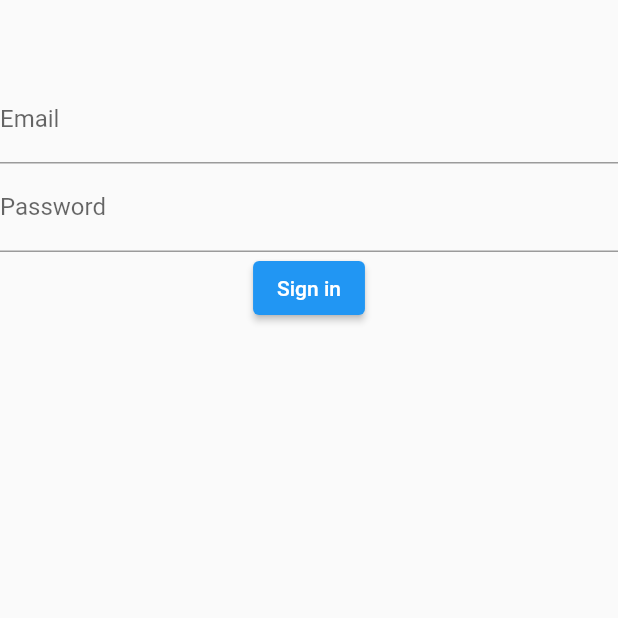
After one commit to BikeKollectiveCCL/BikeKollectiveCCL, a Flutter app: the SignInPage screen opened by its route, after a tap on "Sign in", on a phone screen of 412 x 824 dp, the top half of it. The commit adds this screen. Run offline on Flutter 3.47's test engine with Material 2 defaults, Android fonts, the phone set to English and light mode, and no system bars; our stand-ins replace cloud_firestore, firebase_auth, firebase_core, google_maps_flutter, location; accounts and stored records are empty; network calls fail.

Commit message:
sign in/out functionality working

```diff
--- /dev/null
+++ b/lib/screens/sign_in_page.dart
@@ -0,0 +1,36 @@
+import 'package:bikekollective/services/authentication_service.dart';
+import 'package:flutter/material.dart';
+import 'package:provider/provider.dart';
+
+class SignInPage extends StatelessWidget {
+  static const routeName = 'signInPage';
+  final TextEditingController emailController = TextEditingController();
+  final TextEditingController passwordController = TextEditingController();
+
+  @override
+  Widget build(BuildContext context) {
+    return Scaffold(
+        body: Column(
+      children: [
+        SizedBox(
+          height: 50,
+        ),
+        TextField(
+          controller: emailController,
+          decoration: InputDecoration(labelText: "Email"),
+        ),
+        TextField(
+          controller: passwordController,
+          decoration: InputDecoration(labelText: "Password"),
+        ),
+        ElevatedButton(
+            onPressed: () {
+              context.read<AuthenticationService>().signIn(
+                  email: emailController.text.trim(),
+                  password: passwordController.text.trim());
+            },
+            child: Text("Sign in"))
+      ],
+    ));
+  }
+}
--- /dev/null
+++ b/lib/services/authentication_service.dart
@@ -0,0 +1,33 @@
+import 'package:firebase_auth/firebase_auth.dart';
+
+class AuthenticationService {
+  final FirebaseAuth _firebaseAuth;
+
+  AuthenticationService(this._firebaseAuth);
+
+  Stream<User> get authStateChanges => _firebaseAuth.authStateChanges();
+
+  Future<void> signOut() async {
+    await _firebaseAuth.signOut();
+  }
+
+  Future<String> signIn({String email, String password}) async {
+    try {
+      await _firebaseAuth.signInWithEmailAndPassword(
+          email: email, password: password);
+      return "Signed in";
+    } on FirebaseAuthException catch (e) {
+      return e.message;
+    }
+  }
+
+  Future<String> signUp({String email, String password}) async {
+    try {
+      await _firebaseAuth.createUserWithEmailAndPassword(
+          email: email, password: password);
+      return "Signed up";
+    } on FirebaseAuthException catch (e) {
+      return e.message;
+    }
+  }
+}
--- a/pubspec.yaml
+++ b/pubspec.yaml
@@ -28,6 +28,7 @@ dependencies:
   firebase_storage: ^8.0.4
   google_maps_flutter: ^2.0.1
   location: ^4.1.1
+  provider: ^5.0.0
 
 
   # The following adds the Cupertino Icons font to your application.
```
Also changed, not shown: lib/app.dart (+26 -3 lines), lib/register_page.dart (added, +8 -0 lines), lib/widgets/navdrawer.dart (+10 -0 lines), lib/wrappers/authentication_wrapper.dart (added, +22 -0 lines), pubspec.lock, 2 other files.
